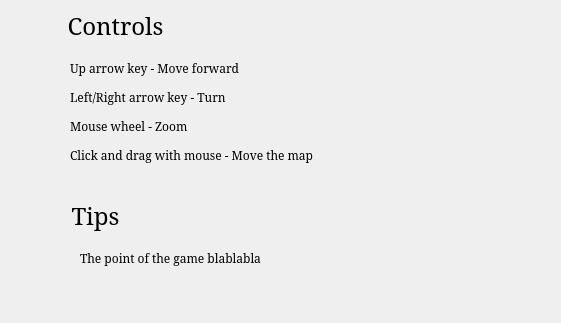
Before: the Qt Designer form GalaxyGame/Student/controls.ui in cronos23/spacewaifus, drawn with Qt 5; both pictures show x 0 to 561 and y 110 to 433 of the 851 by 702 pixel window.
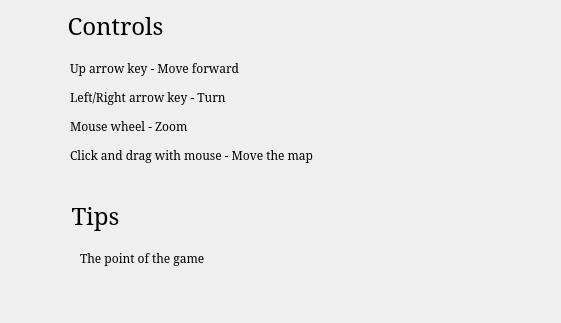
After: the same form once the commit is applied.

```diff
--- a/GalaxyGame/Student/controls.ui
+++ b/GalaxyGame/Student/controls.ui
@@ -72,7 +72,7 @@
     <rect>
      <x>70</x>
      <y>170</y>
-     <width>301</width>
+     <width>401</width>
      <height>141</height>
     </rect>
    </property>
@@ -127,7 +127,7 @@
     </font>
    </property>
    <property name="text">
-    <string>&lt;html&gt;&lt;head/&gt;&lt;body&gt;&lt;p&gt;The point of the game blablabla&lt;/p&gt;&lt;/body&gt;&lt;/html&gt;</string>
+    <string>&lt;html&gt;&lt;head/&gt;&lt;body&gt;&lt;p&gt;The point of the game &lt;/p&gt;&lt;/body&gt;&lt;/html&gt;</string>
    </property>
    <property name="alignment">
     <set>Qt::AlignLeading|Qt::AlignLeft|Qt::AlignTop</set>
```
